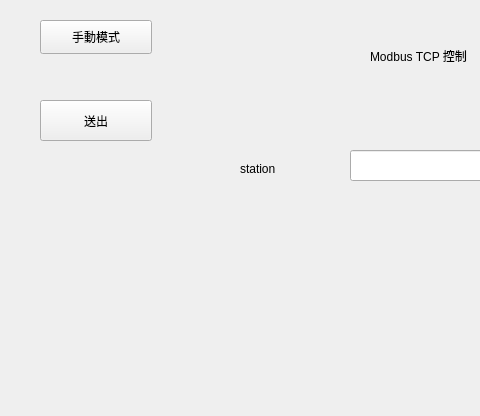
Old version of the form pyqt5_designer/ui/Second_Window.ui in the repository hj8239ka45/factory_of_modbus; both pictures show x 0 to 480 and y 0 to 416 of the 875 by 416 pixel window.
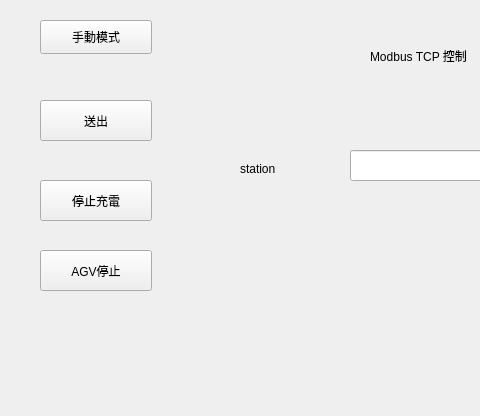
New version of the form.

Diff of the .ui file:
```diff
--- a/pyqt5_designer/ui/Second_Window.ui
+++ b/pyqt5_designer/ui/Second_Window.ui
@@ -86,6 +86,32 @@
      <string>送出</string>
     </property>
    </widget>
+   <widget class="QPushButton" name="button_charge">
+    <property name="geometry">
+     <rect>
+      <x>40</x>
+      <y>180</y>
+      <width>112</width>
+      <height>41</height>
+     </rect>
+    </property>
+    <property name="text">
+     <string>停止充電</string>
+    </property>
+   </widget>
+   <widget class="QPushButton" name="button_run">
+    <property name="geometry">
+     <rect>
+      <x>40</x>
+      <y>250</y>
+      <width>112</width>
+      <height>41</height>
+     </rect>
+    </property>
+    <property name="text">
+     <string>AGV停止</string>
+    </property>
+   </widget>
   </widget>
   <widget class="QMenuBar" name="menubar">
    <property name="geometry">
```
